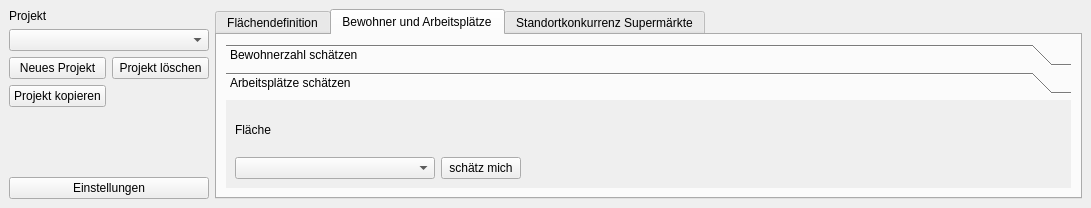
First picture: the form in projektcheck/ProjektCheck_dockwidget_base.ui, repository projektcheck/ProjektCheck-QGIS, before the edit.
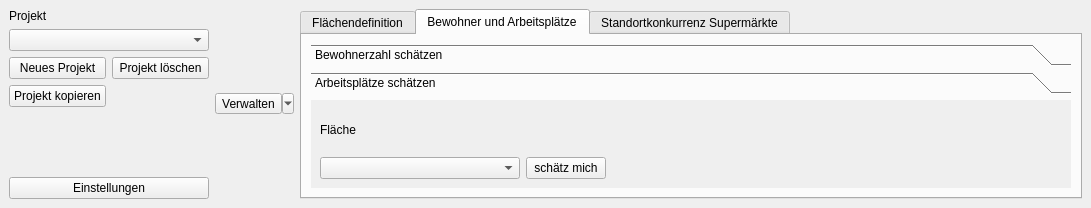
Second picture: the form after the edit. The open tabs and pages were chosen to show the change. Icons and pictures are not drawn.

Commit message: seperate action for showing drawing tools, additional resources

The edit to the form file:
```diff
--- a/projektcheck/ProjektCheck_dockwidget_base.ui
+++ b/projektcheck/ProjektCheck_dockwidget_base.ui
@@ -81,6 +81,16 @@
       </item>
      </layout>
     </item>
+    <item>
+     <widget class="QToolButton" name="toolButton">
+      <property name="text">
+       <string>Verwalten</string>
+      </property>
+      <property name="popupMode">
+       <enum>QToolButton::MenuButtonPopup</enum>
+      </property>
+     </widget>
+    </item>
     <item>
      <widget class="QTabWidget" name="tabWidget">
       <property name="currentIndex">
@@ -188,8 +198,8 @@
             <rect>
              <x>0</x>
              <y>0</y>
-             <width>841</width>
-             <height>70</height>
+             <width>305</width>
+             <height>60</height>
             </rect>
            </property>
            <attribute name="label">
```
Left out of the diff: 2 changed lines with no effect on the pictures. The commit also changes 5 other files.
